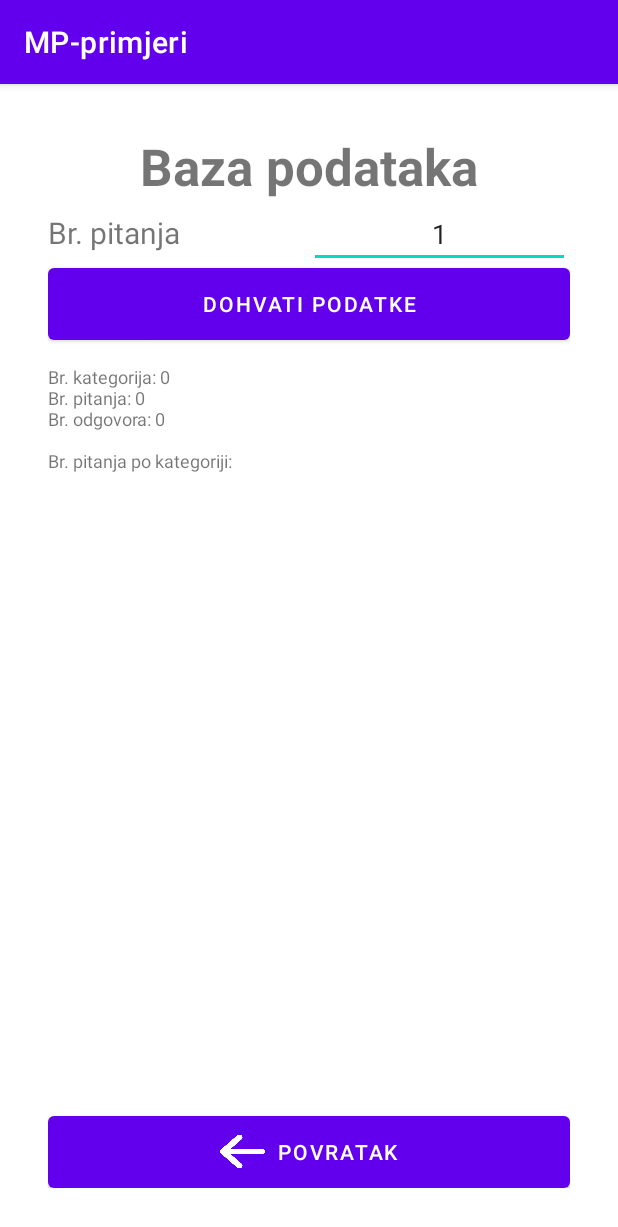
After one commit to smarzic/MPprimjeri, an Android app: the DatabaseActivity screen opened directly, with no data from a screen before it, on a phone screen of 412 x 824 dp. The commit adds this screen. Shown: the top 1227 px of the screen. Run offline under Robolectric (Android 15) with nearby library versions, the phone set to English and light mode, and no system bars.

Commit message:
SQLite - čitanje i spremanje podataka

```diff
--- a/app/src/main/AndroidManifest.xml
+++ b/app/src/main/AndroidManifest.xml
@@ -15,6 +15,9 @@
         android:supportsRtl="true"
         android:theme="@style/Theme.MPprimjeri"
         tools:targetApi="31">
+        <activity
+            android:name=".DatabaseActivity"
+            android:exported="false" />
         <activity
             android:name=".InternetActivity"
             android:exported="false" />
--- /dev/null
+++ b/app/src/main/java/com/example/mp_primjeri/DatabaseActivity.java
@@ -0,0 +1,269 @@
+package com.example.mp_primjeri;
+
+import androidx.appcompat.app.AppCompatActivity;
+
+import android.app.ProgressDialog;
+import android.content.ContentValues;
+import android.content.Context;
+import android.content.Intent;
+import android.database.Cursor;
+import android.database.sqlite.SQLiteDatabase;
+import android.database.sqlite.SQLiteOpenHelper;
+import android.os.AsyncTask;
+import android.os.Bundle;
+import android.provider.BaseColumns;
+import android.text.Html;
+import android.util.Log;
+import android.view.View;
+import android.widget.Button;
+import android.widget.TextView;
+import android.widget.Toast;
+
+import org.json.JSONArray;
+import org.json.JSONObject;
+
+import java.io.BufferedReader;
+import java.io.InputStreamReader;
+import java.net.URL;
+import java.nio.charset.StandardCharsets;
+
+public class DatabaseActivity extends AppCompatActivity {
+
+    private SQLiteDatabase db;
+    private String LOGTAG = "DANTE-LOG-database";
+    private TextView txtNum, txtData;
+    private String strURL = "https://opentdb.com/api.php?type=multiple&amount=";
+
+    @Override
+    protected void onCreate(Bundle savedInstanceState) {
+        super.onCreate(savedInstanceState);
+        setContentView(R.layout.activity_database);
+
+        QuestionDbHelper dbHelper = new QuestionDbHelper(getApplicationContext());
+
+        db = dbHelper.getWritableDatabase();
+
+        txtData = findViewById(R.id.txtData);
+        txtNum = findViewById(R.id.txtNum);
+
+        /*ContentValues values = new ContentValues();
+        values.put("name", "Category 1");
+        long newRowId = dbW.insert("categories", null, values);
+        Log.i(LOGTAG, "Category inserted! " + newRowId);*/
+
+
+        String[] projection = {"count(*)"};
+
+        Cursor cursor = db.query("categories", projection, null, null, null, null, null);
+        cursor.moveToFirst();
+        long r = cursor.getLong(0);
+        Log.i(LOGTAG, "count = " + r);
+
+        Button btnFetch = findViewById(R.id.btnFetch);
+        btnFetch.setOnClickListener(new View.OnClickListener() {
+            @Override
+            public void onClick(View view) {
+
+                new FetchTask().execute(strURL + txtNum.getText());
+            }
+        });
+
+        Button btnBack = findViewById(R.id.btnBack);
+        btnBack.setOnClickListener(new View.OnClickListener() {
+            @Override
+            public void onClick(View view) {
+                Intent i = new Intent(getApplicationContext(), MainActivity.class);
+                startActivity(i);
+                finish();
+            }
+        });
+
+        refreshData();
+
+    }
+
+    private void refreshData() {
+        if(db == null) {
+            return;
+        }
+        String[] projection = {"count(*)"};
+        Cursor c1 = db.query("categories", projection, null, null, null, null, null);
+        Cursor c2 = db.query("questions", projection, null, null, null, null, null);
+        Cursor c3 = db.query("answers", projection, null, null, null, null, null);
+
+        c1.moveToFirst();
+        c2.moveToFirst();
+        c3.moveToFirst();
+
+        String ret = "Br. kategorija: " + c1.getLong(0) + "\n";
+        ret += "Br. pitanja: " + c2.getLong(0) + "\n";
+        ret += "Br. odgovora: " + c3.getLong(0) + "\n";
+
+        c1 = db.rawQuery("select c.name, count(*) from categories c, questions q where c.id = q.categoryId group by c.name order by 2 desc", null);
+        ret += "\nBr. pitanja po kategoriji: \n";
+        while (c1.moveToNext()) {
+            ret += c1.getLong(1) + " - " + c1.getString(0) + "\n";
+        }
+
+
+        txtData.setText(ret);
+
+    }
+
+    class QuestionDbHelper extends SQLiteOpenHelper {
+
+        public static final int DATABASE_VERSION = 1;
+        public static final String DATABASE_NAME = "questions.db";
+
+        public QuestionDbHelper(Context context) {
+            super(context, DATABASE_NAME, null, DATABASE_VERSION);
+        }
+
+        @Override
+        public void onCreate(SQLiteDatabase sqLiteDatabase) {
+            sqLiteDatabase.execSQL("CREATE TABLE categories (id INTEGER PRIMARY KEY, name TEXT)");
+            sqLiteDatabase.execSQL("CREATE TABLE questions (id INTEGER PRIMARY KEY, categoryId INTEGER, question TEXT, difficulty TEXT)");
+            sqLiteDatabase.execSQL("CREATE TABLE answers (id INTEGER PRIMARY KEY, questionId INTEGER, answer TEXT, correct INTEGER)");
+        }
+
+        @Override
+        public void onUpgrade(SQLiteDatabase sqLiteDatabase, int i, int i1) {
+            // ToDo
+            onCreate(sqLiteDatabase);
+        }
+    }
+
+    class FetchTask extends AsyncTask<String, String, String> {
+        ProgressDialog progressDialog;
+        private String LOGTAG = "DANTE-LOG-internet-task";
+
+        @Override
+        protected void onPreExecute() {
+            progressDialog = ProgressDialog.show(DatabaseActivity.this, "Dohvaćanje podataka", "Molimo pričekajte...");
+        }
+
+        @Override
+        protected void onPostExecute(String s) {
+            progressDialog.setTitle("Obrada podataka");
+
+            int numQuestions = 0, numInserted = 0;
+
+            try {
+                JSONObject json = new JSONObject(s);
+                Log.i(LOGTAG, "JSON processed");
+                JSONArray questions = json.getJSONArray("results");
+                numQuestions = questions.length();
+                for(int i = 0; i < questions.length(); i++) {
+                    Log.i(LOGTAG, "Processing q=" + i);
+                    //Log.i(LOGTAG, "Data=" + questions.getString(i));
+                    JSONObject q = questions.getJSONObject(i);
+
+                    if(!q.getString("type").equals("multiple")) {
+                        continue;
+                    }
+
+                    String category = q.getString("category");
+                    String question = q.getString("question");
+                    String correct = q.getString("correct_answer");
+                    //Log.i(LOGTAG, "Processing q=" + i + " F1");
+                    String answer1 = q.getJSONArray("incorrect_answers").getString(0);
+                    String answer2 = q.getJSONArray("incorrect_answers").getString(1);
+                    String answer3 = q.getJSONArray("incorrect_answers").getString(2);
+                    String difficulty = q.getString("difficulty");
+
+                    //Log.i(LOGTAG, "Processing q=" + i + " F2");
+                    category = Html.fromHtml(category, Html.FROM_HTML_MODE_COMPACT).toString();
+                    question = Html.fromHtml(question, Html.FROM_HTML_MODE_COMPACT).toString();
+                    correct = Html.fromHtml(correct, Html.FROM_HTML_MODE_COMPACT).toString();
+                    answer1 = Html.fromHtml(answer1, Html.FROM_HTML_MODE_COMPACT).toString();
+                    answer2 = Html.fromHtml(answer2, Html.FROM_HTML_MODE_COMPACT).toString();
+                    answer3 = Html.fromHtml(answer3, Html.FROM_HTML_MODE_COMPACT).toString();
+                    difficulty = Html.fromHtml(difficulty, Html.FROM_HTML_MODE_COMPACT).toString();
+
+                    //Log.i(LOGTAG, "Processing q=" + i + " F3");
+                    // check if category exists, insert if it doesnt
+                    Cursor c = db.query("categories", new String[] {"id"}, "name=?", new String[] {category}, null, null, null, null);
+                    long categoryId = -1;
+                    if(c.moveToFirst()) {
+                        categoryId = c.getLong(0);
+                    } else {
+                        ContentValues values = new ContentValues();
+                        values.put("name", category);
+                        categoryId = db.insert("categories", null, values);
+                    }
+
+                    //Log.i(LOGTAG, "Processing q=" + i + " F4");
+
+                    // check if question is already in database, insert if it is not
+                    c = db.query("questions", new String[] {"count(*)"}, "question = ?", new String[] {question}, null, null, null, null);
+                    //Log.i(LOGTAG, "Processing q=" + i + " F4.1 (" + question + ")");
+                    if(!c.moveToFirst()) {
+                        //Log.i(LOGTAG, "Processing q=" + i + " F4.1a (" + question + ")");
+                        // question already exists, skip
+                        refreshData();
+                        progressDialog.dismiss();
+                        return;
+                    }
+
+                    //Log.i(LOGTAG, "Processing q=" + i + " F5");
+
+                    ContentValues values = new ContentValues();
+                    values.put("categoryId", categoryId);
+                    values.put("question", question);
+                    values.put("difficulty", difficulty);
+                    long qId = db.insert("questions", null, values);
+
+                    //Log.i(LOGTAG, "Processing q=" + i + " F6");
+
+                    values = new ContentValues();
+                    values.put("questionId", qId);
+                    values.put("answer", correct);
+                    values.put("correct", 1);
+                    db.insert("answers", null, values);
+
+                    //Log.i(LOGTAG, "Processing q=" + i + " F7");
+
+                    values.put("answer", answer1);
+                    values.put("correct", 0);
+                    db.insert("answers", null, values);
+
+                    values.put("answer", answer2);
+                    db.insert("answers", null, values);
+
+                    values.put("answer", answer3);
+                    db.insert("answers", null, values);
+
+                    numInserted++;
+
+                }
+            } catch(Exception e) {
+                Log.e(LOGTAG, "Processing exception: " + e.toString());
+            }
+            Toast.makeText(getApplicationContext(), "Dohvaćeno pitanja: " + numQuestions + ", novih pitanja: " + numInserted, Toast.LENGTH_LONG).show();
+            refreshData();
+            progressDialog.dismiss();
+        }
+
+        @Override
+        protected String doInBackground(String... strings) {
+            String strUrl = strings[0];
+            Log.i(LOGTAG, "doInBackground called " + strUrl);
+
+            String res = "";
+            try {
+                URL url = new URL(strUrl);
+                StringBuilder builder = new StringBuilder();
+                BufferedReader bufferedReader = new BufferedReader(new InputStreamReader(url.openStream(), StandardCharsets.UTF_8));
+                String line = "";
+                while((line = bufferedReader.readLine()) != null) {
+                    builder.append(line);
+                }
+                res = builder.toString();
+            } catch(Exception e) {
+                Log.e(LOGTAG, "Exception: " + e.toString());
+            }
+
+            return res;
+        }
+    }
+}
--- /dev/null
+++ b/app/src/main/res/layout/activity_database.xml
@@ -0,0 +1,89 @@
+<?xml version="1.0" encoding="utf-8"?>
+<androidx.constraintlayout.widget.ConstraintLayout xmlns:android="http://schemas.android.com/apk/res/android"
+    xmlns:app="http://schemas.android.com/apk/res-auto"
+    xmlns:tools="http://schemas.android.com/tools"
+    android:layout_width="match_parent"
+    android:layout_height="match_parent"
+    tools:context=".DatabaseActivity">
+
+    <LinearLayout
+        android:layout_width="match_parent"
+        android:layout_height="match_parent"
+        android:orientation="vertical"
+        android:padding="32dp"
+        tools:context=".AccelerometerActivity"
+        tools:layout_editor_absoluteY="16dp">
+
+        <TextView
+            android:layout_width="match_parent"
+            android:layout_height="wrap_content"
+            android:text="Baza podataka"
+            android:textAlignment="center"
+            android:textSize="34sp"
+            android:textStyle="bold" />
+
+        <LinearLayout
+            android:layout_width="match_parent"
+            android:layout_height="wrap_content"
+            android:orientation="horizontal">
+
+            <TextView
+                android:layout_width="0dp"
+                android:layout_height="wrap_content"
+                android:layout_weight="1"
+                android:text="Br. pitanja"
+                android:textSize="20sp" />
+
+            <EditText
+                android:id="@+id/txtNum"
+                android:layout_width="0dp"
+                android:layout_height="wrap_content"
+                android:layout_weight="1"
+                android:ems="10"
+                android:inputType="number"
+                android:text="1"
+                android:textAlignment="center" />
+        </LinearLayout>
+
+        <Button
+            android:id="@+id/btnFetch"
+            android:layout_width="match_parent"
+            android:layout_height="wrap_content"
+            android:insetTop="0dp"
+            android:insetBottom="0dp"
+            android:text="Dohvati podatke" />
+
+        <ScrollView
+            android:layout_width="match_parent"
+            android:layout_height="0dp"
+            android:layout_weight="1">
+
+            <LinearLayout
+                android:layout_width="match_parent"
+                android:layout_height="wrap_content"
+                android:orientation="vertical">
+
+                <TextView
+                    android:id="@+id/txtData"
+                    android:layout_width="match_parent"
+                    android:layout_height="wrap_content"
+                    android:paddingTop="16dp"
+                    android:paddingBottom="16dp"
+                    android:textSize="12sp" />
+            </LinearLayout>
+        </ScrollView>
+
+        <Button
+            android:id="@+id/btnBack"
+            android:layout_width="match_parent"
+            android:layout_height="wrap_content"
+            android:insetTop="0dp"
+            android:insetBottom="0dp"
+            android:text="Povratak"
+            app:icon="@drawable/arrow_left_solid"
+            app:iconGravity="textStart"
+            app:iconSize="30dp"
+            app:iconTint="#FFFFFF" />
+
+    </LinearLayout>
+</androidx.constraintlayout.widget.ConstraintLayout>
```
Also changed, not shown: app/src/main/java/com/example/mp_primjeri/MainActivity.java (+9 -0 lines), app/src/main/res/layout/activity_main.xml (+12 -0 lines).
